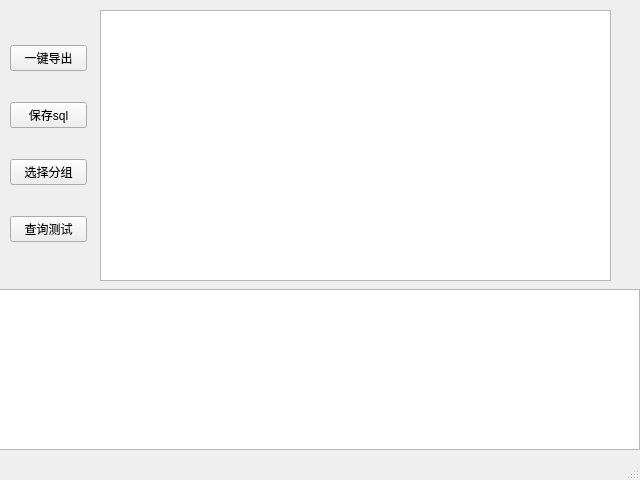
The window that mainWindow.ui (wldld/exportToEXcel) describes before a commit, drawn with Qt 5.
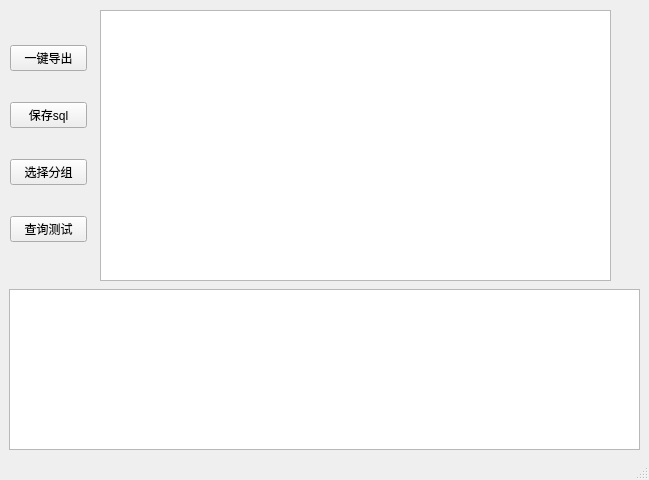
The same window after the commit.

Commit message: download功能简陋开发，验证可行

The edit to the form file:
```diff
--- a/mainWindow.ui
+++ b/mainWindow.ui
@@ -6,7 +6,7 @@
    <rect>
     <x>0</x>
     <y>0</y>
-    <width>640</width>
+    <width>649</width>
     <height>480</height>
    </rect>
   </property>
@@ -23,15 +23,15 @@
    <widget class="QWidget" name="verticalLayoutWidget_2">
     <property name="geometry">
      <rect>
-      <x>-1</x>
+      <x>9</x>
       <y>289</y>
-      <width>641</width>
+      <width>631</width>
       <height>161</height>
      </rect>
     </property>
     <layout class="QVBoxLayout" name="verticalLayout_2">
      <item>
-      <widget class="QTextEdit" name="text_message_print"/>
+      <widget class="QTextBrowser" name="textBrowser_showMessage"/>
      </item>
     </layout>
    </widget>
```
Left out of the diff: 2 changed lines with no effect on the pictures. The commit also changes 1 other file.
